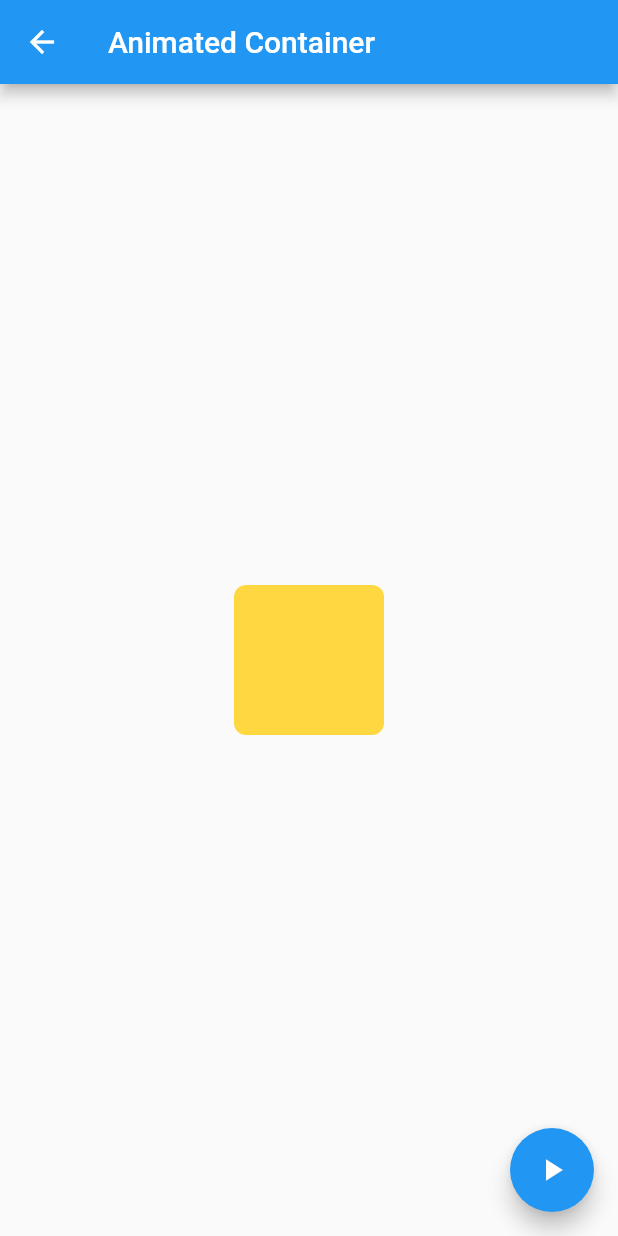
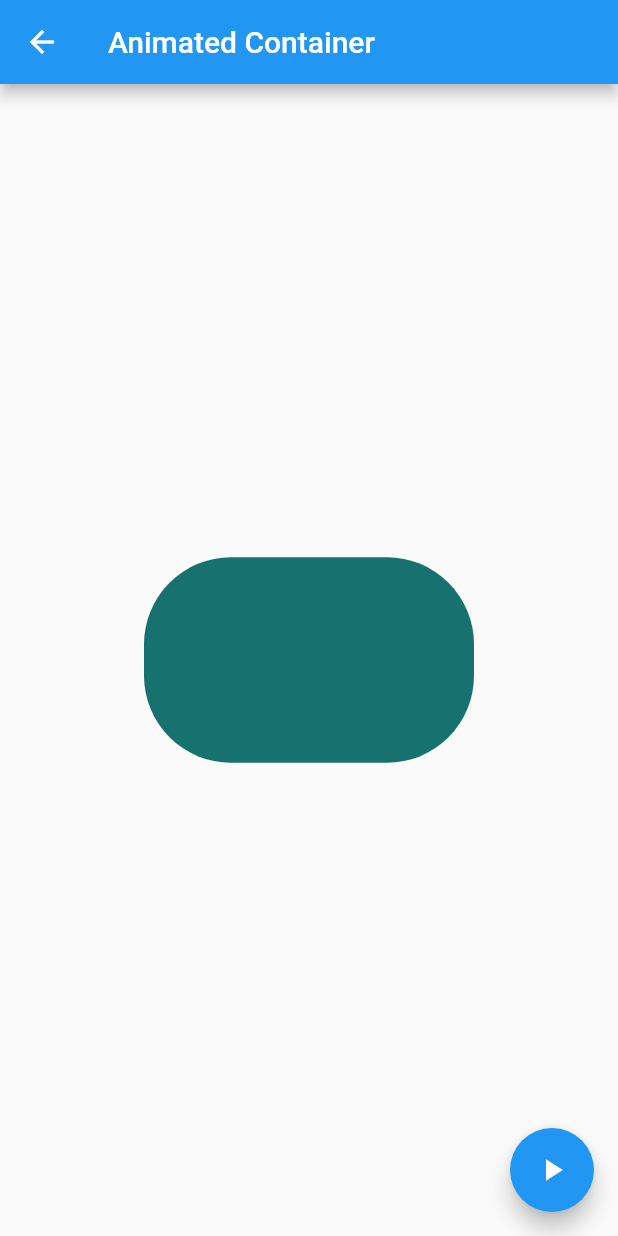
Before and after one commit to pechcheche/myflutter, a Flutter app: the AnimatedContainerPage screen opened by its route, after a tap on the "play arrow" icon, on a phone screen of 412 x 824 dp. Run offline on Flutter 3.47's test engine with Material 2 defaults, Android fonts, the phone set to English and light mode, and no system bars.

```diff
--- a/data/menu_opts.json
+++ b/data/menu_opts.json
@@ -18,7 +18,7 @@
         },
         {
             "ruta": "animatedContainer",
-            "icon" : "donut_color",
+            "icon" : "donut_large",
             "texto" : "Animated Container"
         }
     ]
--- a/lib/pages/animated_container.dart
+++ b/lib/pages/animated_container.dart
@@ -1,3 +1,5 @@
+import 'dart:math';
+
 import 'package:flutter/material.dart';
 
 class AnimatedContainerPage extends StatefulWidget {
@@ -20,14 +22,17 @@ class _AnimatedContainerPageState extends State<AnimatedContainerPage> {
         title: Text('Animated Container'),
       ),
       body: Center(
-          child: Container(
+          child: AnimatedContainer(
+        duration: Duration(seconds: 1),
+        curve: Curves.fastOutSlowIn,
         width: _width,
         height: _height,
         decoration: BoxDecoration(
           borderRadius: _borderRadius,
           color: _color,
         ),
-      )),
+      )
+      ),
       floatingActionButton: FloatingActionButton(
         child: Icon(Icons.play_arrow),
         onPressed: _changeShape,
@@ -36,9 +41,18 @@ class _AnimatedContainerPageState extends State<AnimatedContainerPage> {
   }
 
   void _changeShape() {
-    _width += 50.0;
-    _height += 50.0;
-    _color = Colors.amberAccent;
-    setState(() {});
+    final random = Random();
+
+    setState(() {
+      /* _width += 50.0;
+      _height += 50.0;
+      _color = Colors.amberAccent; */
+      _width = random.nextInt(300).toDouble();
+      _height = random.nextInt(300).toDouble();
+      _color = Color.fromRGBO(
+          random.nextInt(255), random.nextInt(255), random.nextInt(255), 1);
+
+      _borderRadius = BorderRadius.circular(random.nextInt(100).toDouble());
+    });
   }
 }
```
Also changed, not shown: lib/utils/icon_string_util.dart (+5 -5 lines).
